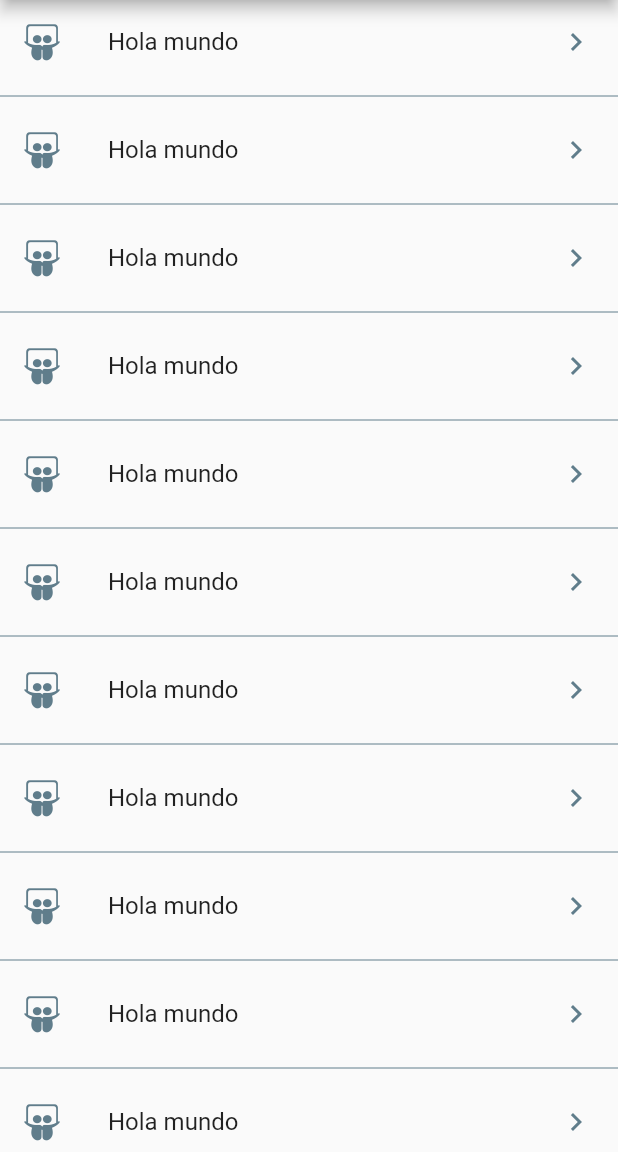
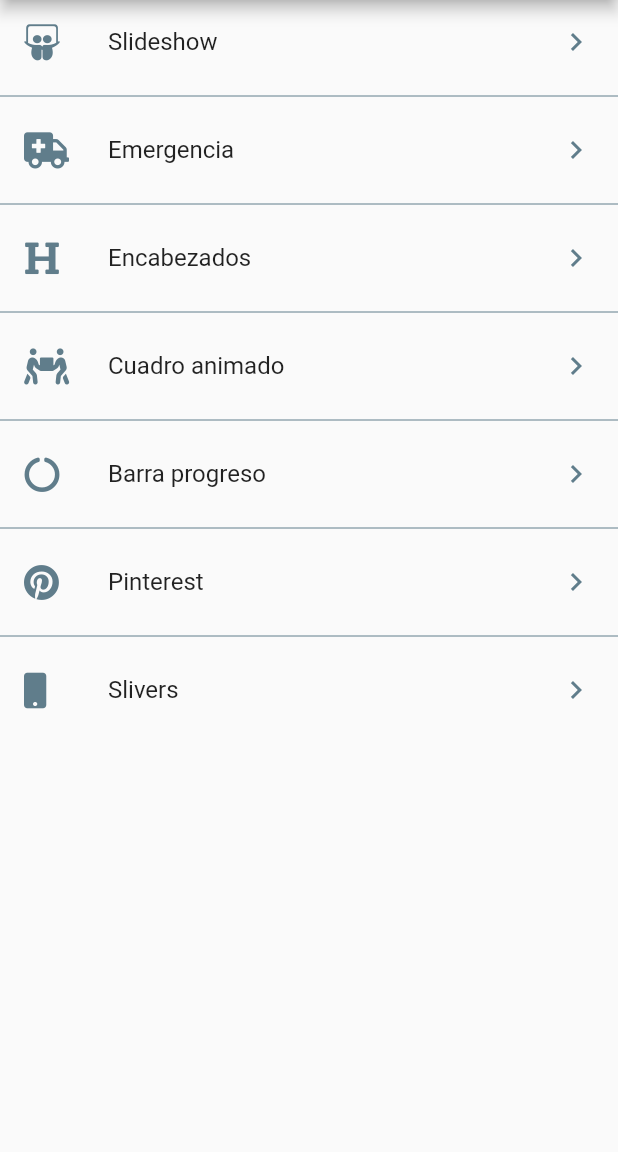
Before and after one commit to CrisMEDev/Flutter-Designs_and_animations, a Flutter app: the screen it shows after launch, on a phone screen of 412 x 824 dp, the part 84-1236 px from its top. Run offline on Flutter 3.47's test engine with Material 2 defaults, Android fonts, the phone set to English and light mode, and no system bars; our stand-ins replace animate_do, flutter_svg, font_awesome_flutter.

Commit message:
Se enrutaron los diseños creados

```diff
--- a/lib/main.dart
+++ b/lib/main.dart
@@ -1,7 +1,7 @@
 import 'package:backgrounds_custom_painter/src/pages/launcher_page.dart';
 import 'package:flutter/material.dart';
 
-import 'package:backgrounds_custom_painter/src/pages/sliver_list.dart';
+// import 'package:backgrounds_custom_painter/src/pages/sliver_list.dart';
 // import 'package:backgrounds_custom_painter/src/pages/emergency_page.dart';
 // import 'package:backgrounds_custom_painter/src/pages/pinterest_page.dart';
 // import 'package:backgrounds_custom_painter/src/pages/slideshows_page.dart';
--- a/lib/src/pages/launcher_page.dart
+++ b/lib/src/pages/launcher_page.dart
@@ -1,5 +1,7 @@
 import 'package:flutter/material.dart';
 import 'package:font_awesome_flutter/font_awesome_flutter.dart';
+
+import 'package:backgrounds_custom_painter/src/routes/routes.dart';
 
 class LauncherPage extends StatelessWidget {
   @override
@@ -21,15 +23,18 @@ class LauncherPage extends StatelessWidget {
 class _ListaOpciones extends StatelessWidget {
   @override
   Widget build(BuildContext context) {
+
     return ListView.separated(
       physics: BouncingScrollPhysics(),
       separatorBuilder: (context, i) => Divider( color: Colors.blueGrey, ),
-      itemCount: 20,
+      itemCount: pageRoutes.length,
       itemBuilder: (context, i) => ListTile(
-        leading: FaIcon( FontAwesomeIcons.slideshare, color: Colors.blueGrey, ),
-        title: Text('Hola mundo'),
+        leading: FaIcon( pageRoutes[i].icon, color: Colors.blueGrey, ),
+        title: Text(pageRoutes[i].titulo),
         trailing: Icon( Icons.chevron_right, color: Colors.blueGrey, ),
-        onTap: (){},
+        onTap: (){
+          Navigator.push(context, MaterialPageRoute(builder: (context) => pageRoutes[i].page));
+        },
       ),
     );
   }
--- /dev/null
+++ b/lib/src/routes/routes.dart
@@ -0,0 +1,39 @@
+import 'package:flutter/material.dart';
+
+import 'package:font_awesome_flutter/font_awesome_flutter.dart';
+
+import 'package:backgrounds_custom_painter/src/pages/slideshows_page.dart';
+import 'package:backgrounds_custom_painter/src/pages/headers_page.dart';
+import 'package:backgrounds_custom_painter/src/pages/emergency_page.dart';
+import 'package:backgrounds_custom_painter/src/pages/graficas_circualres_page.dart';
+import 'package:backgrounds_custom_painter/src/pages/pinterest_page.dart';
+import 'package:backgrounds_custom_painter/src/pages/sliver_list.dart';
+import 'package:backgrounds_custom_painter/src/retos/cuadrado_animado_page.dart';
+
+
+final pageRoutes = <_Route>[
+
+  _Route( FontAwesomeIcons.slideshare, 'Slideshow',  SlideshowPage()),
+  _Route( FontAwesomeIcons.ambulance, 'Emergencia', EmergencyPage() ),
+  _Route( FontAwesomeIcons.heading, 'Encabezados', HeadersPage() ),
+  _Route( FontAwesomeIcons.peopleCarry, 'Cuadro animado', CuadradoAnimadoPage() ),
+  _Route( FontAwesomeIcons.circleNotch, 'Barra progreso', GraficaCircularPage() ),
+  _Route( FontAwesomeIcons.pinterest, 'Pinterest', PinterestPage() ),
+  _Route( FontAwesomeIcons.mobile, 'Slivers', SliverListPage() ),
+
+];
+
+
+class _Route{
+
+  final IconData icon;
+  final String titulo;
+  final Widget page;
+
+  _Route(
+    this.icon,
+    this.titulo,
+    this.page
+  );
+
+}
```
Also changed, not shown: lib/src/pages/headers_page.dart (+4 -3 lines).
